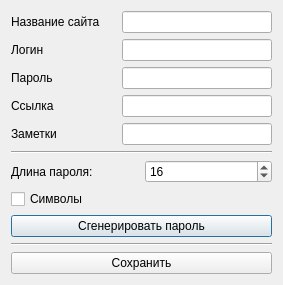
First picture: the form in addentrydialog.ui, repository Art1fi/qtKharon, before the edit.
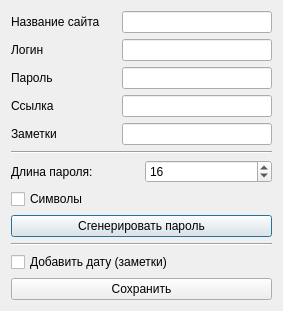
Second picture: the form after the edit.

The edit to the form file:
```diff
--- a/addentrydialog.ui
+++ b/addentrydialog.ui
@@ -254,6 +254,13 @@
      </property>
     </widget>
    </item>
+   <item>
+    <widget class="QCheckBox" name="dateBox">
+     <property name="text">
+      <string>Добавить дату (заметки)</string>
+     </property>
+    </widget>
+   </item>
    <item>
     <widget class="QPushButton" name="saveButton">
      <property name="text">
```
